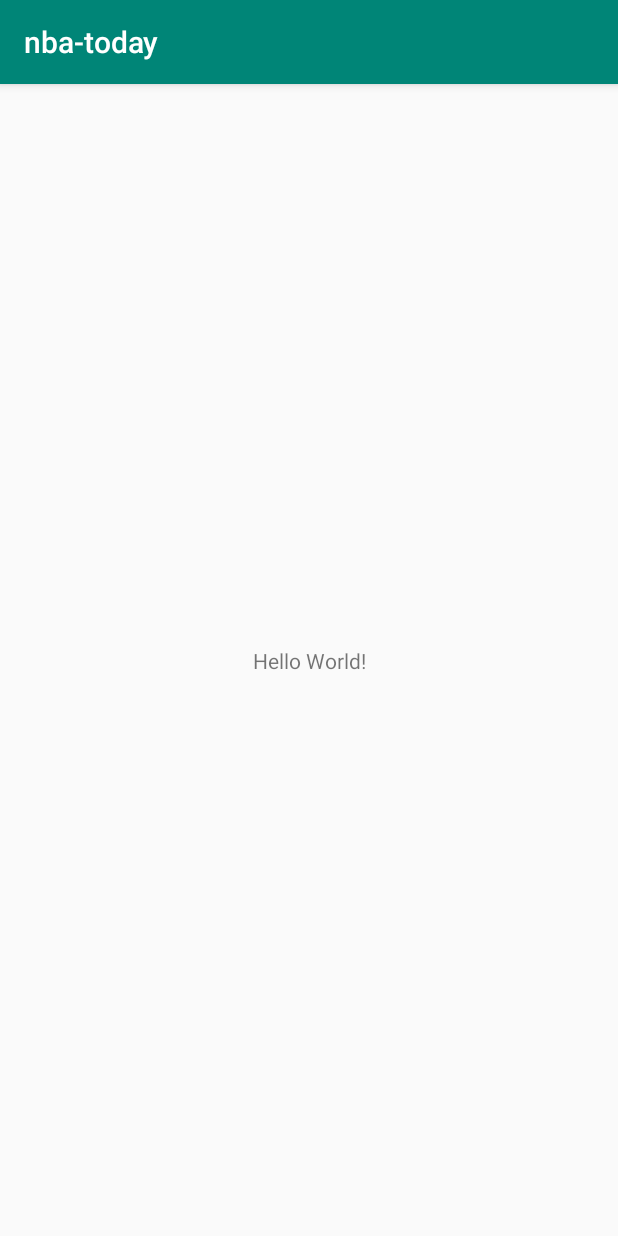
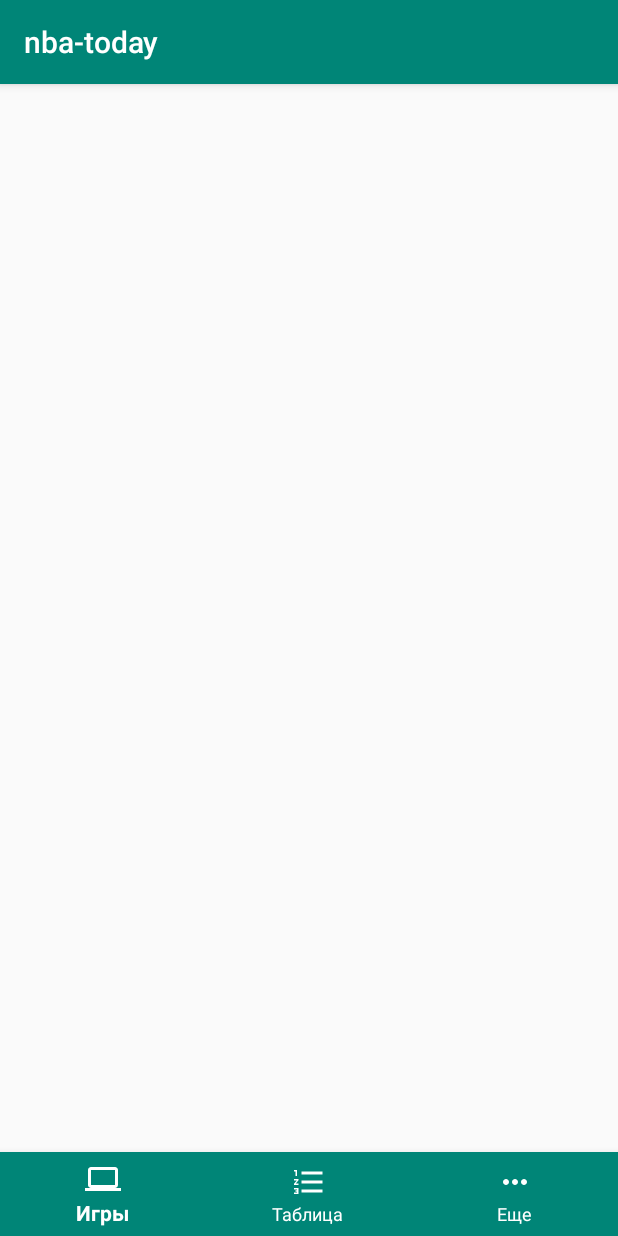
Before and after one commit to Andrey2K17/nba-today, an Android app: the screen it shows after launch (MainActivity), on a phone screen of 412 x 824 dp. Run offline under Robolectric (Android 15) with nearby library versions, the phone set to English and light mode, and no system bars.

Commit message:
добавление BottomNavigationView

```diff
--- /dev/null
+++ b/app/src/main/res/drawable/ic_computer_white_24dp.xml
@@ -0,0 +1,8 @@
+<vector xmlns:android="http://schemas.android.com/apk/res/android" android:height="24dp"
+        android:tint="#FFFFFF"
+        android:viewportHeight="24.0"
+        android:viewportWidth="24.0"
+        android:width="24dp">
+    <path android:fillColor="#FF000000"
+          android:pathData="M20,18c1.1,0 1.99,-0.9 1.99,-2L22,6c0,-1.1 -0.9,-2 -2,-2H4c-1.1,0 -2,0.9 -2,2v10c0,1.1 0.9,2 2,2H0v2h24v-2h-4zM4,6h16v10H4V6z"/>
+</vector>
--- /dev/null
+++ b/app/src/main/res/drawable/ic_format_list_numbered_white_24dp.xml
@@ -0,0 +1,5 @@
+<vector android:height="24dp" android:tint="#FFFFFF"
+    android:viewportHeight="24.0" android:viewportWidth="24.0"
+    android:width="24dp" xmlns:android="http://schemas.android.com/apk/res/android">
+    <path android:fillColor="#FF000000" android:pathData="M2,17h2v0.5L3,17.5v1h1v0.5L2,19v1h3v-4L2,16v1zM3,8h1L4,4L2,4v1h1v3zM2,11h1.8L2,13.1v0.9h3v-1L3.2,13L5,10.9L5,10L2,10v1zM7,5v2h14L21,5L7,5zM7,19h14v-2L7,17v2zM7,13h14v-2L7,11v2z"/>
+</vector>
--- /dev/null
+++ b/app/src/main/res/drawable/ic_more_horiz_white_24dp.xml
@@ -0,0 +1,5 @@
+<vector android:height="24dp" android:tint="#FFFFFF"
+    android:viewportHeight="24.0" android:viewportWidth="24.0"
+    android:width="24dp" xmlns:android="http://schemas.android.com/apk/res/android">
+    <path android:fillColor="#FF000000" android:pathData="M6,10c-1.1,0 -2,0.9 -2,2s0.9,2 2,2 2,-0.9 2,-2 -0.9,-2 -2,-2zM18,10c-1.1,0 -2,0.9 -2,2s0.9,2 2,2 2,-0.9 2,-2 -0.9,-2 -2,-2zM12,10c-1.1,0 -2,0.9 -2,2s0.9,2 2,2 2,-0.9 2,-2 -0.9,-2 -2,-2z"/>
+</vector>
--- a/app/src/main/res/layout/activity_main.xml
+++ b/app/src/main/res/layout/activity_main.xml
@@ -7,13 +7,16 @@
         android:layout_height="match_parent"
         tools:context=".MainActivity">
 
-    <TextView
-        android:layout_width="wrap_content"
+    <android.support.design.widget.BottomNavigationView
+            android:id="@+id/bottom_navigation"
+            android:layout_width="match_parent"
             android:layout_height="wrap_content"
-        android:text="Hello World!"
             app:layout_constraintBottom_toBottomOf="parent"
-        app:layout_constraintLeft_toLeftOf="parent"
-        app:layout_constraintRight_toRightOf="parent"
-        app:layout_constraintTop_toTopOf="parent" />
+            android:background="@color/colorPrimary"
+            app:itemIconTint="@color/white"
+            app:itemTextColor="@color/white"
+            app:menu="@menu/my_navigation_items"
+            tools:ignore="MissingConstraints"/>
+
 
 </android.support.constraint.ConstraintLayout>
--- /dev/null
+++ b/app/src/main/res/menu/my_navigation_items.xml
@@ -0,0 +1,12 @@
+<?xml version="1.0" encoding="utf-8"?>
+<menu xmlns:android="http://schemas.android.com/apk/res/android">
+    <item android:id="@+id/action_games"
+          android:title="@string/menu_games"
+          android:icon="@drawable/ic_computer_white_24dp"/>
+    <item android:id="@+id/action_table"
+          android:title="@string/menu_table"
+          android:icon="@drawable/ic_format_list_numbered_white_24dp"/>
+    <item android:id="@+id/action_more"
+          android:title="@string/menu_more"
+          android:icon="@drawable/ic_more_horiz_white_24dp"/>
+</menu>
--- a/app/src/main/res/values/colors.xml
+++ b/app/src/main/res/values/colors.xml
@@ -3,4 +3,5 @@
     <color name="colorPrimary">#008577</color>
     <color name="colorPrimaryDark">#00574B</color>
     <color name="colorAccent">#D81B60</color>
+    <color name="white">#FFF</color>
 </resources>
--- a/app/src/main/res/values/strings.xml
+++ b/app/src/main/res/values/strings.xml
@@ -1,3 +1,6 @@
 <resources>
     <string name="app_name">nba-today</string>
+    <string name="menu_games">Игры</string>
+    <string name="menu_table">Таблица</string>
+    <string name="menu_more">Еще</string>
 </resources>
```
Lines whose indentation alone changed are shown as unchanged.
